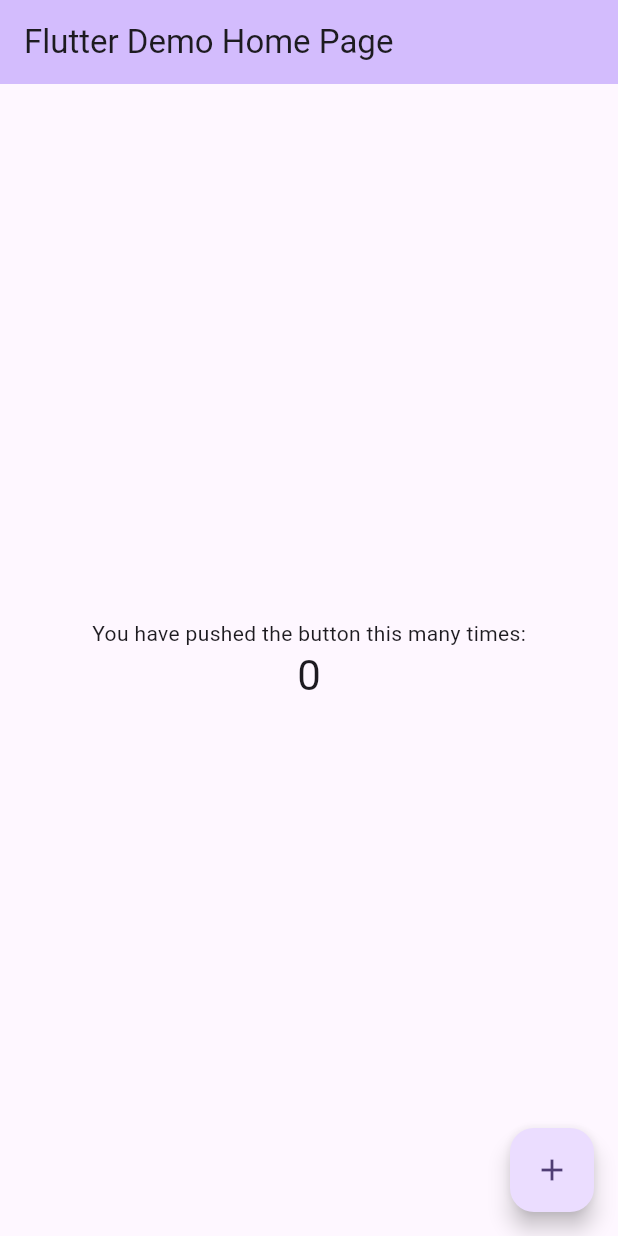
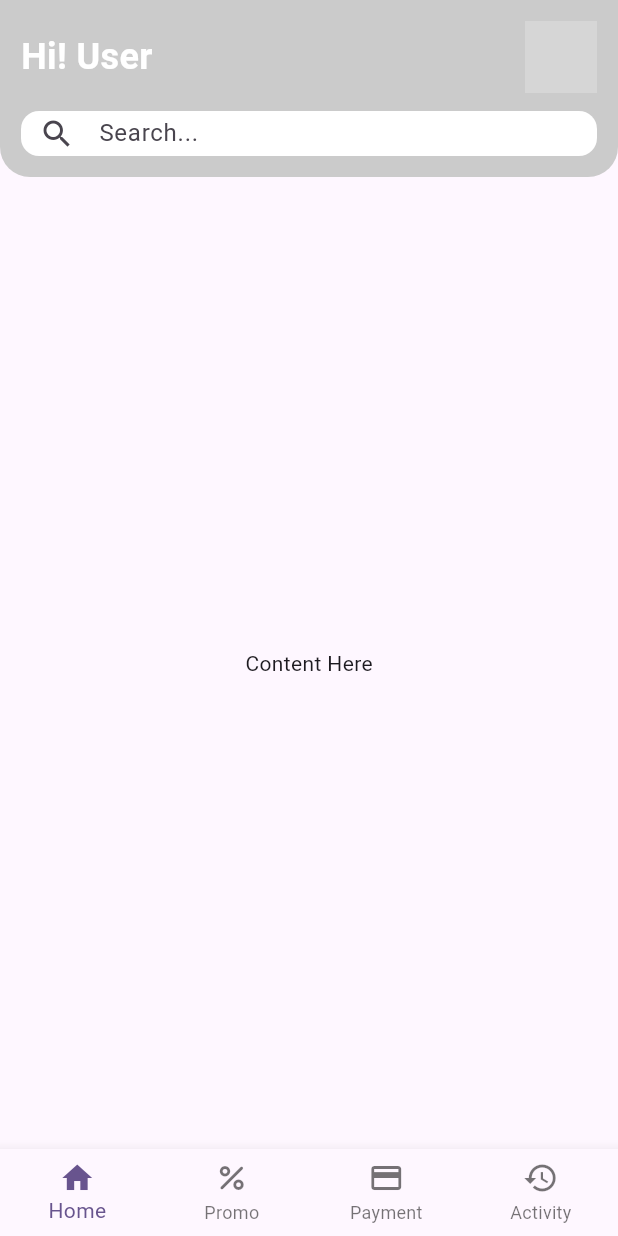
Before and after one commit to HengkyLaurencio/GoDec, a Flutter app: the screen it shows after launch, on a phone screen of 412 x 824 dp. Run offline on Flutter 3.47's test engine with Material 3 defaults, Android fonts, the phone set to English and light mode, and no system bars; network calls fail; grey boxes are pictures that could not be loaded.

Commit message:
add home_app_bar

```diff
--- /dev/null
+++ b/lib/home_app_bar.dart
@@ -0,0 +1,70 @@
+import 'package:flutter/material.dart';
+
+class HomeAppBar extends StatelessWidget implements PreferredSizeWidget {
+  const HomeAppBar({super.key});
+
+  @override
+  Size get preferredSize => const Size.fromHeight(118);
+
+  @override
+  Widget build(BuildContext context) {
+    return ClipRRect(
+      borderRadius: const BorderRadius.only(
+        bottomLeft: Radius.circular(20),
+        bottomRight: Radius.circular(20),
+      ),
+      child: AppBar(
+        backgroundColor: Color(0xffCBCBCB),
+        flexibleSpace: Container(
+          padding: const EdgeInsets.all(14),
+          child: Column(
+            mainAxisAlignment: MainAxisAlignment.end,
+            children: [
+              const Row(
+                mainAxisAlignment: MainAxisAlignment.spaceBetween,
+                children: [
+                  Text(
+                    'Hi! User',
+                    style: TextStyle(
+                      fontSize: 24,
+                      fontWeight: FontWeight.bold,
+                      color: Colors.white,
+                    ),
+                  ),
+                  CircleAvatar(
+                    radius: 24,
+                    backgroundImage: NetworkImage(
+                      'https://cdn.pixabay.com/photo/2015/10/05/22/37/blank-profile-picture-973460_640.png',
+                    ),
+                  ),
+                ],
+              ),
+              const SizedBox(height: 12),
+              Container(
+                constraints: const BoxConstraints(
+                  maxHeight: 30,
+                ),
+                child: Padding(
+                  padding: const EdgeInsets.symmetric(horizontal: 0.0),
+                  child: TextField(
+                    decoration: InputDecoration(
+                      hintText: 'Search...',
+                      prefixIcon: const Icon(Icons.search),
+                      border: OutlineInputBorder(
+                        borderRadius: BorderRadius.circular(12),
+                        borderSide: BorderSide.none,
+                      ),
+                      filled: true,
+                      fillColor: Colors.white,
+                      contentPadding: const EdgeInsets.symmetric(vertical: 0.0),
+                    ),
+                  ),
+                ),
+              ),
+            ],
+          ),
+        ),
+      ),
+    );
+  }
+}
--- /dev/null
+++ b/lib/home_page.dart
@@ -0,0 +1,16 @@
+import 'package:flutter/material.dart';
+import 'home_app_bar.dart';
+
+class HomePage extends StatelessWidget {
+  const HomePage({super.key});
+
+  @override
+  Widget build(BuildContext context) {
+    return Scaffold(
+      appBar: const HomeAppBar(),
+      body: const Center(
+        child: Text('Content Here'),
+      ),
+    );
+  }
+}
--- a/lib/main.dart
+++ b/lib/main.dart
@@ -1,4 +1,5 @@
 import 'package:flutter/material.dart';
+import 'package:godec/main_page.dart';
 
 void main() {
   runApp(const MyApp());
@@ -7,119 +8,16 @@
 class MyApp extends StatelessWidget {
   const MyApp({super.key});
 
-  // This widget is the root of your application.
   @override
   Widget build(BuildContext context) {
     return MaterialApp(
-      title: 'Flutter Demo',
+      debugShowCheckedModeBanner: false,
+      title: 'GoDec',
       theme: ThemeData(
-        // This is the theme of your application.
-        //
-        // TRY THIS: Try running your application with "flutter run". You'll see
-        // the application has a purple toolbar. Then, without quitting the app,
-        // try changing the seedColor in the colorScheme below to Colors.green
-        // and then invoke "hot reload" (save your changes or press the "hot
-        // reload" button in a Flutter-supported IDE, or press "r" if you used
-        // the command line to start the app).
-        //
-        // Notice that the counter didn't reset back to zero; the application
-        // state is not lost during the reload. To reset the state, use hot
-        // restart instead.
-        //
-        // This works for code too, not just values: Most code changes can be
-        // tested with just a hot reload.
         colorScheme: ColorScheme.fromSeed(seedColor: Colors.deepPurple),
         useMaterial3: true,
       ),
-      home: const MyHomePage(title: 'Flutter Demo Home Page'),
+      home: const MainPage(),
     );
   }
 }
-
-class MyHomePage extends StatefulWidget {
-  const MyHomePage({super.key, required this.title});
-
-  // This widget is the home page of your application. It is stateful, meaning
-  // that it has a State object (defined below) that contains fields that affect
-  // how it looks.
-
-  // This class is the configuration for the state. It holds the values (in this
-  // case the title) provided by the parent (in this case the App widget) and
-  // used by the build method of the State. Fields in a Widget subclass are
-  // always marked "final".
-
-  final String title;
-
-  @override
-  State<MyHomePage> createState() => _MyHomePageState();
-}
-
-class _MyHomePageState extends State<MyHomePage> {
-  int _counter = 0;
-
-  void _incrementCounter() {
-    setState(() {
-      // This call to setState tells the Flutter framework that something has
-      // changed in this State, which causes it to rerun the build method below
-      // so that the display can reflect the updated values. If we changed
-      // _counter without calling setState(), then the build method would not be
-      // called again, and so nothing would appear to happen.
-      _counter++;
-    });
-  }
-
-  @override
-  Widget build(BuildContext context) {
-    // This method is rerun every time setState is called, for instance as done
-    // by the _incrementCounter method above.
-    //
-    // The Flutter framework has been optimized to make rerunning build methods
-    // fast, so that you can just rebuild anything that needs updating rather
-    // than having to individually change instances of widgets.
-    return Scaffold(
-      appBar: AppBar(
-        // TRY THIS: Try changing the color here to a specific color (to
-        // Colors.amber, perhaps?) and trigger a hot reload to see the AppBar
-        // change color while the other colors stay the same.
-        backgroundColor: Theme.of(context).colorScheme.inversePrimary,
-        // Here we take the value from the MyHomePage object that was created by
-        // the App.build method, and use it to set our appbar title.
-        title: Text(widget.title),
-      ),
-      body: Center(
-        // Center is a layout widget. It takes a single child and positions it
-        // in the middle of the parent.
-        child: Column(
-          // Column is also a layout widget. It takes a list of children and
-          // arranges them vertically. By default, it sizes itself to fit its
-          // children horizontally, and tries to be as tall as its parent.
-          //
-          // Column has various properties to control how it sizes itself and
-          // how it positions its children. Here we use mainAxisAlignment to
-          // center the children vertically; the main axis here is the vertical
-          // axis because Columns are vertical (the cross axis would be
-          // horizontal).
-          //
-          // TRY THIS: Invoke "debug painting" (choose the "Toggle Debug Paint"
-          // action in the IDE, or press "p" in the console), to see the
-          // wireframe for each widget.
-          mainAxisAlignment: MainAxisAlignment.center,
-          children: <Widget>[
-            const Text(
-              'You have pushed the button this many times:',
-            ),
-            Text(
-              '$_counter',
-              style: Theme.of(context).textTheme.headlineMedium,
-            ),
-          ],
-        ),
-      ),
-      floatingActionButton: FloatingActionButton(
-        onPressed: _incrementCounter,
-        tooltip: 'Increment',
-        child: const Icon(Icons.add),
-      ), // This trailing comma makes auto-formatting nicer for build methods.
-    );
-  }
-}
--- /dev/null
+++ b/lib/main_page.dart
@@ -0,0 +1,56 @@
+import 'package:flutter/material.dart';
+import 'home_page.dart';
+
+class MainPage extends StatefulWidget {
+  const MainPage({super.key});
+
+  @override
+  State<MainPage> createState() => _MainPageState();
+}
+
+class _MainPageState extends State<MainPage> {
+  int _currentIndex = 0;
+
+  final List<Widget> _pages = [
+    const HomePage(),
+    const Center(child: Text("Promo")),
+    const Center(child: Text("Payment")),
+    const Center(child: Text("Activity")),
+  ];
+
+  @override
+  Widget build(BuildContext context) {
+    return SafeArea(
+      child: Scaffold(
+        body: _pages[_currentIndex],
+        bottomNavigationBar: BottomNavigationBar(
+          type: BottomNavigationBarType.fixed,
+          currentIndex: _currentIndex,
+          onTap: (index) {
+            setState(() {
+              _currentIndex = index;
+            });
+          },
+          items: const [
+            BottomNavigationBarItem(
+              icon: Icon(Icons.home),
+              label: 'Home',
+            ),
+            BottomNavigationBarItem(
+              icon: Icon(Icons.percent_rounded),
+              label: 'Promo',
+            ),
+            BottomNavigationBarItem(
+              icon: Icon(Icons.payment),
+              label: 'Payment',
+            ),
+            BottomNavigationBarItem(
+              icon: Icon(Icons.history),
+              label: 'Activity',
+            ),
+          ],
+        ),
+      ),
+    );
+  }
+}
```
